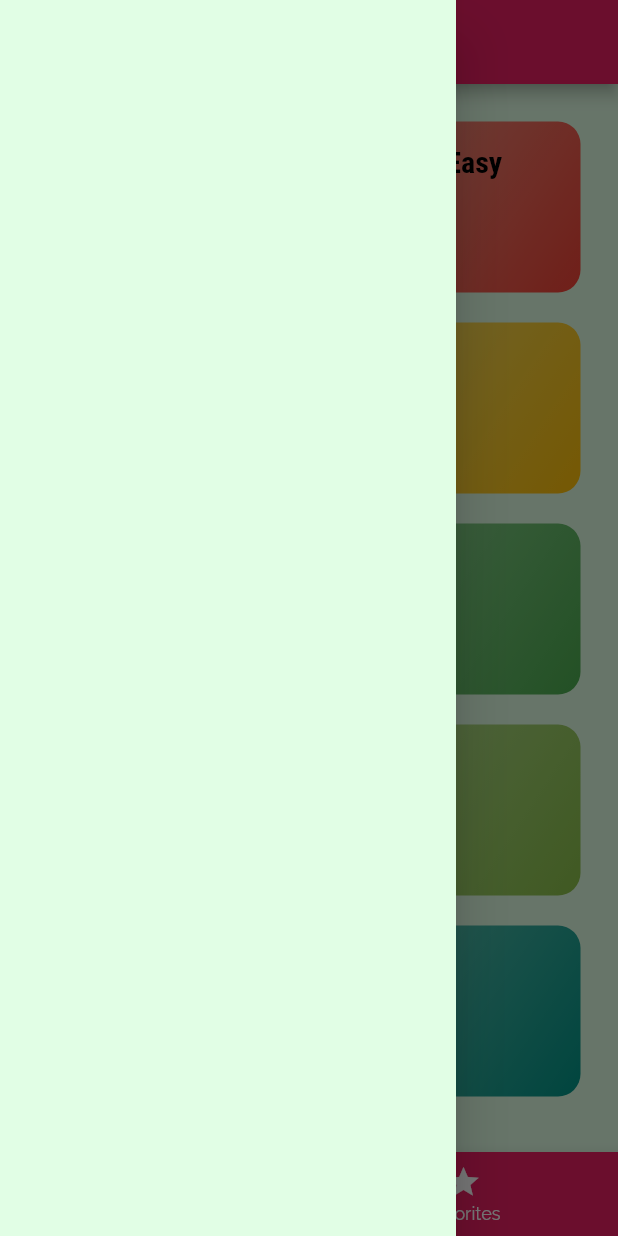
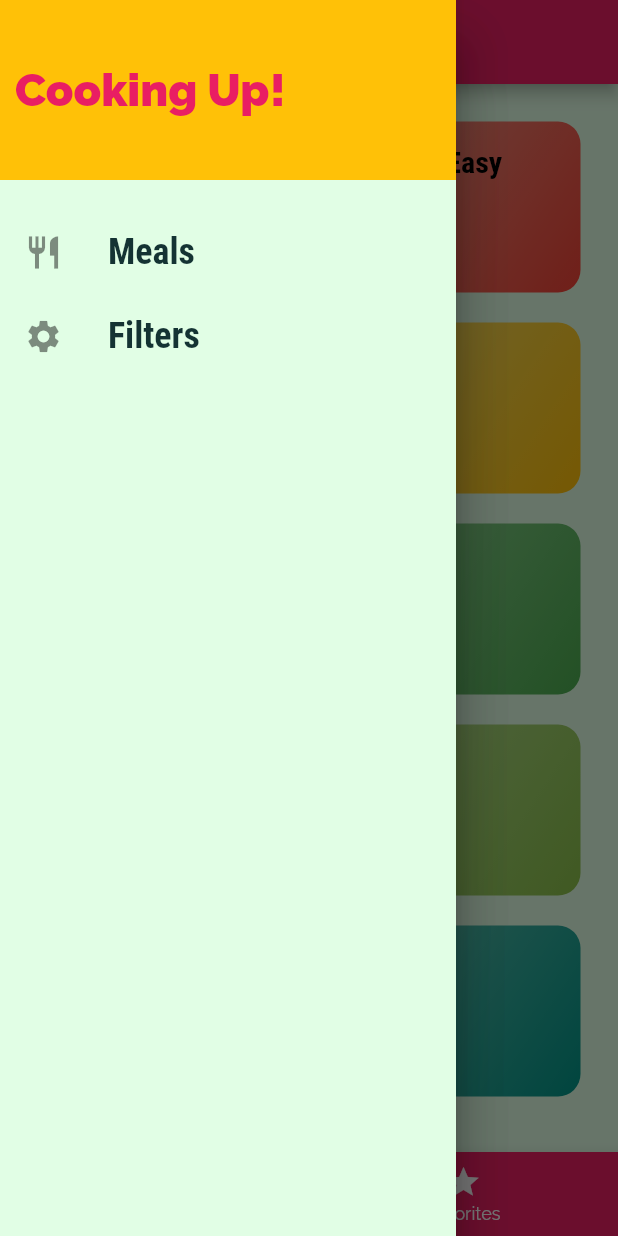
Before and after one commit to KenshinYamamoto/meals_app, a Flutter app: the screen it shows after launch, with the side drawer open, on a phone screen of 412 x 824 dp. Run offline on Flutter 3.47's test engine with Material 2 defaults, Android fonts, the phone set to English and light mode, and no system bars.

Commit message:
様々な条件によってFilterする機能実装

```diff
--- a/lib/main.dart
+++ b/lib/main.dart
@@ -4,10 +4,76 @@ import './screens/category_meals_screen.dart';
 import './screens/categories_screen.dart';
 import './screens/meal_detail_screen.dart';
 import './screens/tabs_screen.dart';
+import './screens/filters_screen.dart';
+import './dummy_data.dart';
+import './models/meal.dart';
 
 void main() => runApp(MyApp());
 
-class MyApp extends StatelessWidget {
+class MyApp extends StatefulWidget {
+  @override
+  State<MyApp> createState() => _MyAppState();
+}
+
+class _MyAppState extends State<MyApp> {
+  Map<String, bool> _filters = {
+    'gluten': false,
+    'lactose': false,
+    'vegan': false,
+    'vegetarian': false,
+  };
+
+  List<Meal> _availableMeals = DUMMY_MEALS;
+  List<Meal> _favoriteMeals = [];
+
+  void _setFilters(Map<String, bool> filterData) {
+    setState(() {
+      _filters = filterData;
+
+      _availableMeals = DUMMY_MEALS.where((meal) {
+        if (_filters['gluten'] && !meal.isGlutenFree) {
+          return false;
+        }
+        if (_filters['lactose'] && !meal.isLactoseFree) {
+          return false;
+        }
+        if (_filters['vegan'] && !meal.isVegan) {
+          return false;
+        }
+        if (_filters['vegetarian'] && !meal.isVegetarian) {
+          return false;
+        }
+        return true;
+      }).toList();
+    });
+  }
+
+  void _toggleFavorite(String mealId) {
+    final existingIndex =
+        _favoriteMeals.indexWhere((meal) => meal.id == mealId);
+    if (existingIndex >= 0) {
+      setState(
+        () {
+          _favoriteMeals.removeAt(existingIndex);
+        },
+      );
+    } else {
+      setState(
+        () {
+          _favoriteMeals.add(
+            DUMMY_MEALS.firstWhere(
+              (meal) => meal.id == mealId,
+            ),
+          );
+        },
+      );
+    }
+  }
+
+  bool _isMealFavorite(String id) {
+    return _favoriteMeals.any((meal) => meal.id == id);
+  }
+
   @override
   Widget build(BuildContext context) {
     return MaterialApp(
@@ -44,13 +110,16 @@ class MyApp extends StatelessWidget {
       routes: {
         // シンプルな「/」はホームを指す
         // '/': (ctx) => CategoriesScreen(),
-        '/': (ctx) => TabsScreen(),
+        '/': (ctx) => TabsScreen(_favoriteMeals),
 
         // category_itemのTapされたらCategoryMealsScreenに遷移します。
         // ここで、コンストラクタに値を入れる必要はありません
         // CategoryMealsScreenに記載されているstatic constの値
-        CategoryMealsScreen.routeName: (ctx) => CategoryMealsScreen(),
-        MealDetailScreen.routeName: (ctx) => MealDetailScreen(),
+        CategoryMealsScreen.routeName: (ctx) =>
+            CategoryMealsScreen(_availableMeals),
+        MealDetailScreen.routeName: (ctx) =>
+            MealDetailScreen(_toggleFavorite, _isMealFavorite),
+        FiltersScreen.routeName: (ctx) => FiltersScreen(_filters, _setFilters),
       },
       // routesにヒットしなかったらこっちの関数実行
       // onGenerateRoute: (settings) {
--- a/lib/screens/tabs_screen.dart
+++ b/lib/screens/tabs_screen.dart
@@ -2,19 +2,31 @@ import 'package:flutter/material.dart';
 
 import './categories_screen.dart';
 import './favorite_screen.dart';
+import '../widgets/main_drawer.dart';
+import '../models/meal.dart';
 
 class TabsScreen extends StatefulWidget {
-  const TabsScreen({Key key}) : super(key: key);
+  // const TabsScreen({Key key}) : super(key: key);
+
+  final List<Meal> favoriteMeals;
+
+  TabsScreen(this.favoriteMeals);
 
   @override
   State<TabsScreen> createState() => _TabsScreenState();
 }
 
 class _TabsScreenState extends State<TabsScreen> {
-  final List<Map<String, Object>> _pages = [
-    {'page': CategoriesScreen(), 'title': 'Categories'},
-    {'page': FavoriteScreen(), 'title': 'Your Favorites'},
-  ];
+  List<Map<String, Object>> _pages;
+
+  @override
+  void initState() {
+    _pages = [
+      {'page': CategoriesScreen(), 'title': 'Categories'},
+      {'page': FavoriteScreen(widget.favoriteMeals), 'title': 'Your Favorites'},
+    ];
+    super.initState();
+  }
 
   int _selectedPageIndex = 0;
 
@@ -30,7 +42,9 @@ class _TabsScreenState extends State<TabsScreen> {
       appBar: AppBar(
         title: Text(_pages[_selectedPageIndex]['title']),
       ),
-      drawer: Drawer(),
+      drawer: Drawer(
+        child: MainDrawer(),
+      ),
       body: _pages[_selectedPageIndex]['page'],
       bottomNavigationBar: BottomNavigationBar(
         onTap: _selectPage,
--- /dev/null
+++ b/lib/widgets/main_drawer.dart
@@ -0,0 +1,67 @@
+import 'package:flutter/material.dart';
+
+import '../screens/filters_screen.dart';
+
+class MainDrawer extends StatelessWidget {
+  Widget buildListTile(IconData icon, String text, Function tapHandler) {
+    return ListTile(
+      leading: Icon(
+        icon,
+        size: 26,
+      ),
+      title: Text(
+        text,
+        style: TextStyle(
+          fontFamily: 'RobotoCondensed',
+          fontSize: 24,
+          fontWeight: FontWeight.w700,
+        ),
+      ),
+      onTap: tapHandler,
+    );
+  }
+
+  @override
+  Widget build(BuildContext context) {
+    return Drawer(
+      child: Column(
+        children: [
+          Container(
+            height: 120,
+            width: double.infinity,
+            padding: EdgeInsets.all(10),
+            color: Theme.of(context).colorScheme.secondary,
+            // 左寄せ中央揃え
+            alignment: Alignment.centerLeft,
+            child: Text(
+              'Cooking Up!',
+              style: TextStyle(
+                fontWeight: FontWeight.w900,
+                fontSize: 30,
+                color: Theme.of(context).colorScheme.primary,
+              ),
+            ),
+          ),
+          SizedBox(
+            height: 20,
+          ),
+          buildListTile(
+            Icons.restaurant,
+            'Meals',
+            () {
+              Navigator.of(context).pushReplacementNamed('/');
+            },
+          ),
+          buildListTile(
+            Icons.settings,
+            'Filters',
+            () {
+              Navigator.of(context)
+                  .pushReplacementNamed(FiltersScreen.routeName);
+            },
+          )
+        ],
+      ),
+    );
+  }
+}
```
Also changed, not shown: lib/screens/category_meals_screen.dart (+39 -12 lines), lib/screens/favorite_screen.dart (+27 -3 lines), lib/screens/filters_screen.dart (added, +130 -0 lines), lib/screens/meal_detail_screen.dart (+16 -2 lines), lib/widgets/meal_item.dart (+9 -1 lines).
